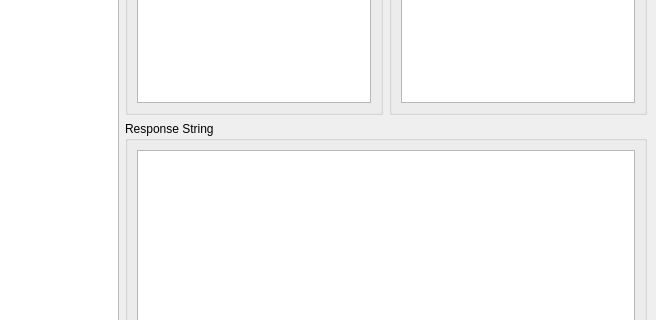
The window that LogWindow.ui (Ji-Yuhang/sinaWeiboQt5) describes before a commit, drawn with Qt 5; both pictures show x 81 to 737 and y 146 to 466 of the 737 by 553 pixel window.
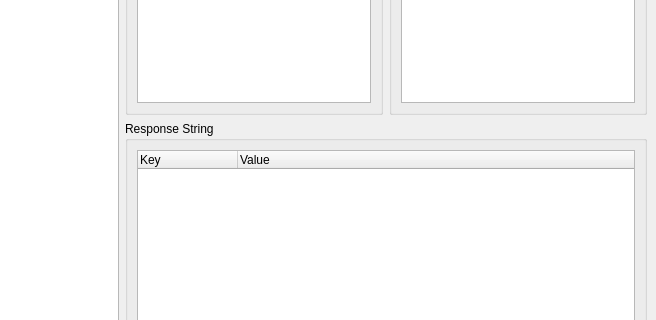
The same window after the commit.

```diff
--- a/LogWindow.ui
+++ b/LogWindow.ui
@@ -105,7 +105,18 @@
       </property>
       <layout class="QHBoxLayout" name="horizontalLayout_2">
        <item>
-        <widget class="QTextBrowser" name="responseString"/>
+        <widget class="QTreeWidget" name="treeWidget">
+         <column>
+          <property name="text">
+           <string>Key                                                                </string>
+          </property>
+         </column>
+         <column>
+          <property name="text">
+           <string>Value</string>
+          </property>
+         </column>
+        </widget>
        </item>
       </layout>
      </widget>
```
